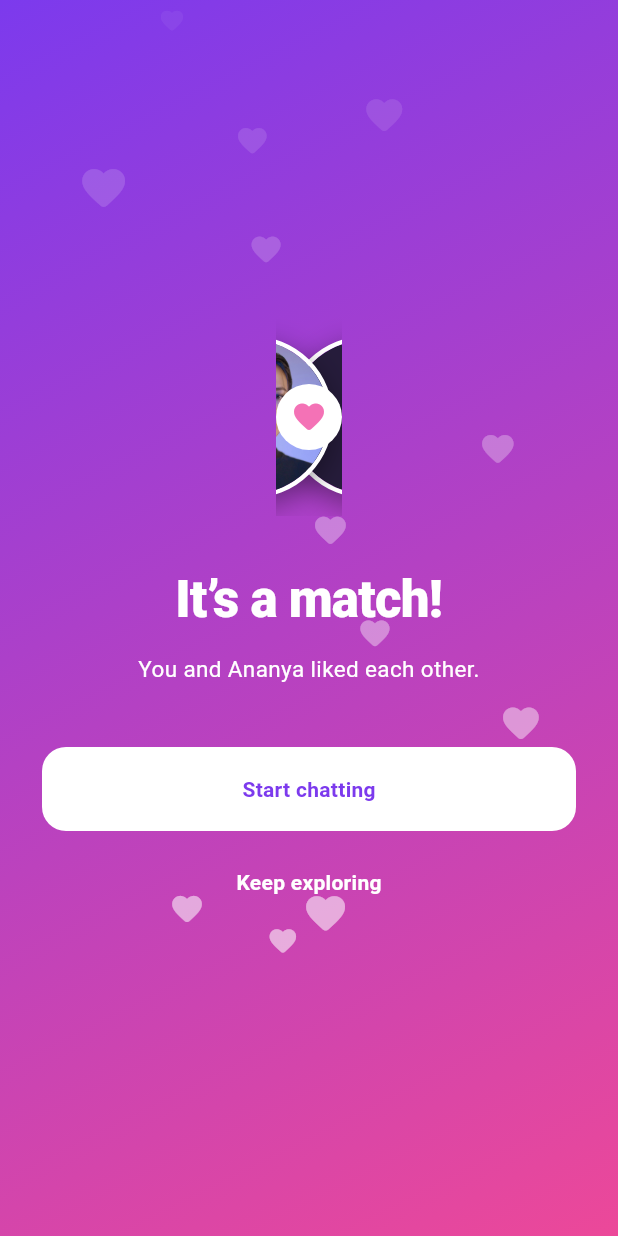
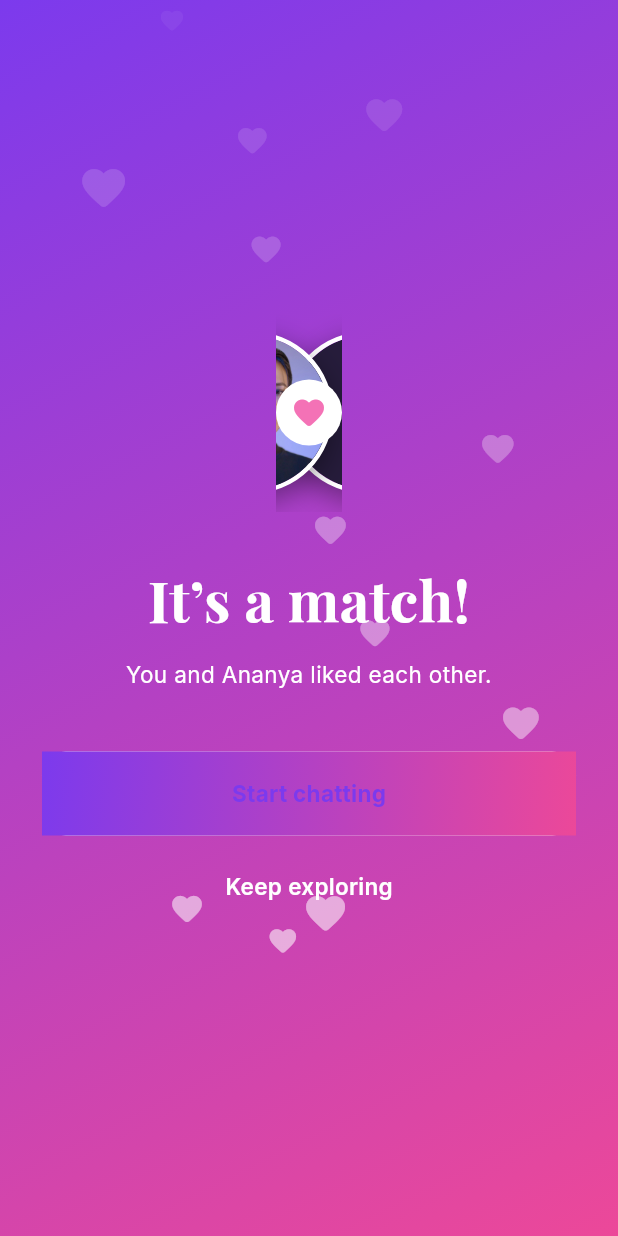
Before and after one commit to Bushra3010/DatingApp, a Flutter app: the MatchCelebration screen opened directly with sample values from the repository, on a phone screen of 412 x 824 dp. Run offline on Flutter 3.47's test engine with Material 3 defaults, Android fonts, the phone set to English and light mode, and no system bars; our stand-ins replace google_fonts, image_picker.

Commit message:
Typography system, gradient buttons everywhere, and premium-gated verified filter
- Added the Modern Premium typography spec via google_fonts: Inter is the
  base for the whole interface (cascades to inline TextStyles that don't
  set their own fontFamily), Poppins for page/section headings, Playfair
  Display reserved for the match celebration headline.
- Every FilledButton (not just the three hero ones) now paints the
  purple-to-pink gradient via a theme-level backgroundBuilder, so flat
  solid-purple buttons (e.g. "Adjust preferences", "Show my people") are
  gone — this was the "purple ka black nahi dikh raha" feedback.
- Snackbars switched from a flat purple fill to a dark card with a subtle
  purple border, matching the rest of the dark surfaces.
- Welcome screen: the Everlane wordmark and intro copy are centered, and
  the title uses a softer violet-to-pink gradient (lighter than the
  button gradient) with Poppins.
- "Selfie-verified profiles" in the discovery filters is now gated behind
  Plus (same treatment as Relationship intentions) instead of being free
  for everyone.

flutter analyze clean; all 27 tests pass.

Co-Authored-By: Claude Sonnet 5 <noreply@anthropic.com>

```diff
--- a/mobile/lib/match_celebration.dart
+++ b/mobile/lib/match_celebration.dart
@@ -108,18 +108,17 @@ class _MatchCelebrationState extends State<MatchCelebration>
                                                       size: 24)),
                                             ])),
                                     const SizedBox(height: 30),
-                                    const Text('It’s a match!',
-                                        style: TextStyle(
-                                            color: Colors.white,
-                                            fontSize: 34,
-                                            fontWeight: FontWeight.w800,
-                                            letterSpacing: -.5)),
+                                    Text('It’s a match!',
+                                        style: EverlaneFonts.playfair(
+                                            size: 38, weight: FontWeight.w700)),
                                     const SizedBox(height: 10),
                                     Text(
                                         'You and ${p.name} liked each other.',
                                         textAlign: TextAlign.center,
-                                        style: const TextStyle(
-                                            color: Colors.white, fontSize: 15, height: 1.5)),
+                                        style: EverlaneFonts.inter(
+                                            size: 15,
+                                            height: 1.5,
+                                            color: Colors.white)),
                                     const SizedBox(height: 40),
                                     SizedBox(
                                         width: double.infinity,
--- a/mobile/lib/models.dart
+++ b/mobile/lib/models.dart
@@ -344,6 +344,9 @@ class PreviewStore extends ChangeNotifier {
   final Set<LookingFor> intentFilter = {};
   bool get canFilterIntentions => plan.atLeast(Plan.plus);
 
+  /// Plus and up: filter Discover down to selfie-verified profiles only.
+  bool get canFilterVerified => plan.atLeast(Plan.plus);
+
   /// Plus and up see where you differ; Platinum sees each area's score.
   bool get fullerChemistry => plan.atLeast(Plan.plus);
   bool get detailedChemistry => plan.atLeast(Plan.platinum);
--- a/mobile/lib/theme.dart
+++ b/mobile/lib/theme.dart
@@ -1,4 +1,5 @@
 import 'package:flutter/material.dart';
+import 'package:google_fonts/google_fonts.dart';
 
 /// Modern Premium: purple, pink and black. Token names stay the same as the
 /// old editorial theme so every screen re-themes automatically — only the
@@ -44,6 +45,61 @@ abstract final class EverlaneColors {
       begin: Alignment.topLeft,
       end: Alignment.bottomRight,
       colors: [gradientStart, gradientEnd]);
+
+  /// A softer violet → pink pair for gradient *text* (headlines), separate
+  /// from the stronger button gradient above.
+  static const textGradient = LinearGradient(
+      begin: Alignment.topLeft,
+      end: Alignment.bottomRight,
+      colors: [Color(0xFFA78BFA), Color(0xFFF472B6)]);
+
+  /// Body copy sits a shade off pure white so long paragraphs are easier on
+  /// the eyes; headings stay pure white/near-black via [plum].
+  static Color get body =>
+      dark ? const Color(0xFFE4E4E7) : const Color(0xFF332B47);
+  static const disabledText = Color(0xFF71717A);
+}
+
+/// Modern Premium typography: Inter for the interface, Poppins for headings,
+/// Playfair Display used sparingly for romantic moments (the match screen).
+abstract final class EverlaneFonts {
+  static TextStyle inter(
+          {required double size,
+          FontWeight weight = FontWeight.w400,
+          Color? color,
+          double? height,
+          double? letterSpacing}) =>
+      GoogleFonts.inter(
+          fontSize: size,
+          fontWeight: weight,
+          color: color ?? EverlaneColors.plum,
+          height: height,
+          letterSpacing: letterSpacing);
+
+  static TextStyle poppins(
+          {required double size,
+          FontWeight weight = FontWeight.w600,
+          Color? color,
+          double? height,
+          double? letterSpacing}) =>
+      GoogleFonts.poppins(
+          fontSize: size,
+          fontWeight: weight,
+          color: color ?? EverlaneColors.plum,
+          height: height,
+          letterSpacing: letterSpacing);
+
+  /// Use sparingly — romantic headlines and the match celebration only.
+  static TextStyle playfair(
+          {required double size,
+          FontWeight weight = FontWeight.w600,
+          Color? color,
+          double? height}) =>
+      GoogleFonts.playfairDisplay(
+          fontSize: size,
+          fontWeight: weight,
+          color: color ?? Colors.white,
+          height: height);
 }
 
 ThemeData everlaneTheme() => ThemeData(
@@ -69,30 +125,22 @@ ThemeData everlaneTheme() => ThemeData(
           backgroundColor: EverlaneColors.card,
           surfaceTintColor: Colors.transparent),
       drawerTheme: DrawerThemeData(backgroundColor: EverlaneColors.paper),
-      textTheme: TextTheme(
-        headlineLarge: TextStyle(
-            fontWeight: FontWeight.w700,
-            fontSize: 26,
-            height: 1.15,
-            letterSpacing: -.8,
-            color: EverlaneColors.plum),
-        headlineMedium: TextStyle(
-            fontWeight: FontWeight.w700,
-            fontSize: 26,
-            height: 1.2,
-            letterSpacing: -.8,
-            color: EverlaneColors.plum),
-        titleLarge: TextStyle(
-            fontSize: 22,
-            fontWeight: FontWeight.w600,
-            color: EverlaneColors.plum),
-        bodyLarge:
-            TextStyle(fontSize: 16, height: 1.5, color: EverlaneColors.plum),
-        bodyMedium:
-            TextStyle(fontSize: 14, height: 1.5, color: EverlaneColors.plum),
-        labelLarge: const TextStyle(
-            fontSize: 14, fontWeight: FontWeight.w600, letterSpacing: .2),
-      ),
+      // Inter is the base for every slot (body, buttons, nav, forms); Poppins
+      // then takes over the heading slots. Any inline TextStyle elsewhere in
+      // the app that doesn't set its own fontFamily inherits Inter from here.
+      textTheme: GoogleFonts.interTextTheme(TextTheme(
+        headlineLarge: EverlaneFonts.poppins(
+            size: 28, weight: FontWeight.w600, height: 1.15, letterSpacing: -.6),
+        headlineMedium: EverlaneFonts.poppins(
+            size: 24, weight: FontWeight.w600, height: 1.2, letterSpacing: -.4),
+        titleLarge: EverlaneFonts.inter(size: 24, weight: FontWeight.w700),
+        bodyLarge: EverlaneFonts.inter(
+            size: 16, height: 1.5, color: EverlaneColors.body),
+        bodyMedium: EverlaneFonts.inter(
+            size: 14, height: 1.5, color: EverlaneColors.body),
+        labelLarge:
+            EverlaneFonts.inter(size: 15, weight: FontWeight.w600, letterSpacing: .2),
+      )),
       dividerColor: EverlaneColors.line,
       appBarTheme: AppBarTheme(
           backgroundColor: EverlaneColors.paper,
@@ -108,6 +156,16 @@ ThemeData everlaneTheme() => ThemeData(
         elevation: 0,
         shadowColor: EverlaneColors.deep.withValues(alpha: .55),
         shape: RoundedRectangleBorder(borderRadius: BorderRadius.circular(16)),
+        // Every filled button gets the purple-to-pink gradient, not just the
+        // hero ones — this is what the premium look rides on.
+        backgroundBuilder: (context, states, child) => DecoratedBox(
+            decoration: BoxDecoration(
+                gradient: states.contains(WidgetState.disabled)
+                    ? null
+                    : EverlaneColors.premiumGradient,
+                color:
+                    states.contains(WidgetState.disabled) ? EverlaneColors.line : null),
+            child: child),
       )),
       outlinedButtonTheme: OutlinedButtonThemeData(
           style: OutlinedButton.styleFrom(
@@ -131,7 +189,10 @@ ThemeData everlaneTheme() => ThemeData(
       ),
       snackBarTheme: SnackBarThemeData(
           behavior: SnackBarBehavior.floating,
-          backgroundColor: EverlaneColors.deep,
-          shape:
-              RoundedRectangleBorder(borderRadius: BorderRadius.circular(12))),
+          backgroundColor: EverlaneColors.card,
+          contentTextStyle: TextStyle(color: EverlaneColors.plum),
+          actionTextColor: EverlaneColors.like,
+          shape: RoundedRectangleBorder(
+              borderRadius: BorderRadius.circular(12),
+              side: BorderSide(color: EverlaneColors.deep.withValues(alpha: .6)))),
     );
--- a/mobile/pubspec.yaml
+++ b/mobile/pubspec.yaml
@@ -6,6 +6,7 @@ environment:
   sdk: '>=3.6.0 <4.0.0'
 dependencies:
   cupertino_icons: ^1.0.8
+  google_fonts: ^6.2.1
   image_picker: ^1.1.2
   flutter:
     sdk: flutter
```
Also changed, not shown: mobile/lib/onboarding.dart (+10 -7 lines), mobile/lib/screens.dart (+21 -5 lines), mobile/pubspec.lock.
